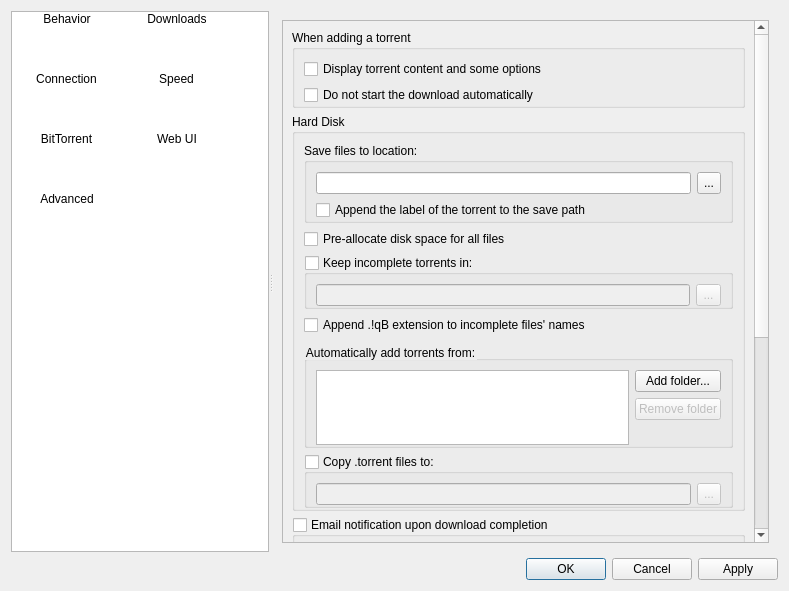
This is src/preferences/options.ui in SysAdminDoc/qBittorrent-Vanced as Qt 5 draws it before an edit. The edited form follows.
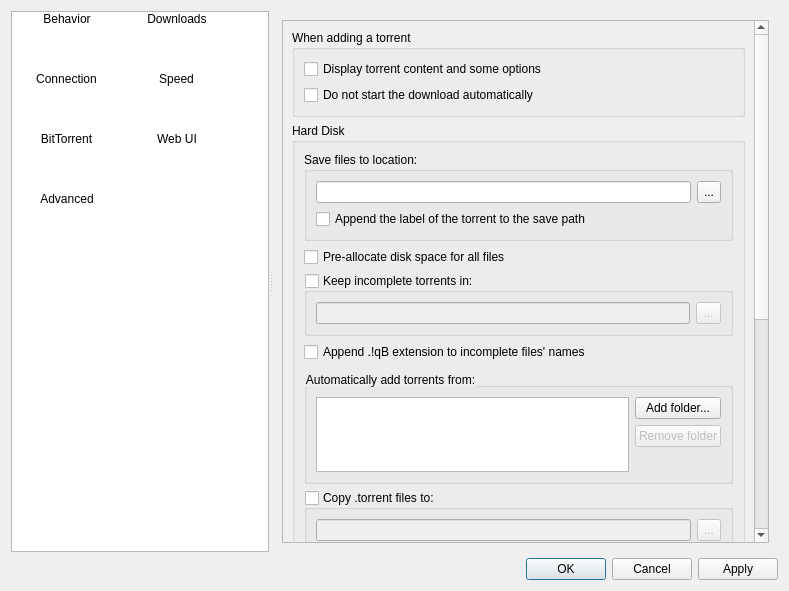
This is the edited form. The open tabs and pages were chosen to show the change. Icons and pictures are not drawn.

Commit message: Fix options layout (Владимир Головнёв)

Diff of the .ui file:
```diff
--- a/src/preferences/options.ui
+++ b/src/preferences/options.ui
@@ -487,8 +487,8 @@
             <rect>
              <x>0</x>
              <y>0</y>
-             <width>516</width>
-             <height>876</height>
+             <width>465</width>
+             <height>811</height>
             </rect>
            </property>
            <layout class="QVBoxLayout" name="verticalLayout">
@@ -505,7 +505,7 @@
               </property>
               <layout class="QGridLayout" name="gridLayout_5">
                <property name="bottomMargin">
-                <number>0</number>
+                <number>9</number>
                </property>
                <item row="0" column="0" colspan="2">
                 <widget class="QCheckBox" name="checkAdditionDialog">
@@ -540,7 +540,7 @@
               </property>
               <layout class="QVBoxLayout" name="verticalLayout_25">
                <property name="bottomMargin">
-                <number>0</number>
+                <number>9</number>
                </property>
                <item>
                 <widget class="QGroupBox" name="groupBox_3">
@@ -549,7 +549,7 @@
                  </property>
                  <layout class="QVBoxLayout" name="verticalLayout_26">
                   <property name="bottomMargin">
-                   <number>0</number>
+                   <number>9</number>
                   </property>
                   <item>
                    <layout class="QHBoxLayout" name="horizontalLayout_10">
@@ -620,7 +620,7 @@
                  </property>
                  <layout class="QGridLayout" name="gridLayout_3">
                   <property name="bottomMargin">
-                   <number>0</number>
+                   <number>9</number>
                   </property>
                   <item row="0" column="0">
                    <widget class="QLineEdit" name="textTempPath"/>
@@ -677,7 +677,7 @@
                  </property>
                  <layout class="QVBoxLayout" name="verticalLayout_38">
                   <property name="bottomMargin">
-                   <number>0</number>
+                   <number>9</number>
                   </property>
                   <item>
                    <layout class="QHBoxLayout" name="horizontalLayout_16">
@@ -779,7 +779,7 @@
                  </property>
                  <layout class="QGridLayout" name="gridLayout_4">
                   <property name="bottomMargin">
-                   <number>0</number>
+                   <number>9</number>
                   </property>
                   <item row="0" column="0">
                    <widget class="QLineEdit" name="textExportDir"/>
```
Left out of the diff: 38 changed lines with no effect on the pictures.
